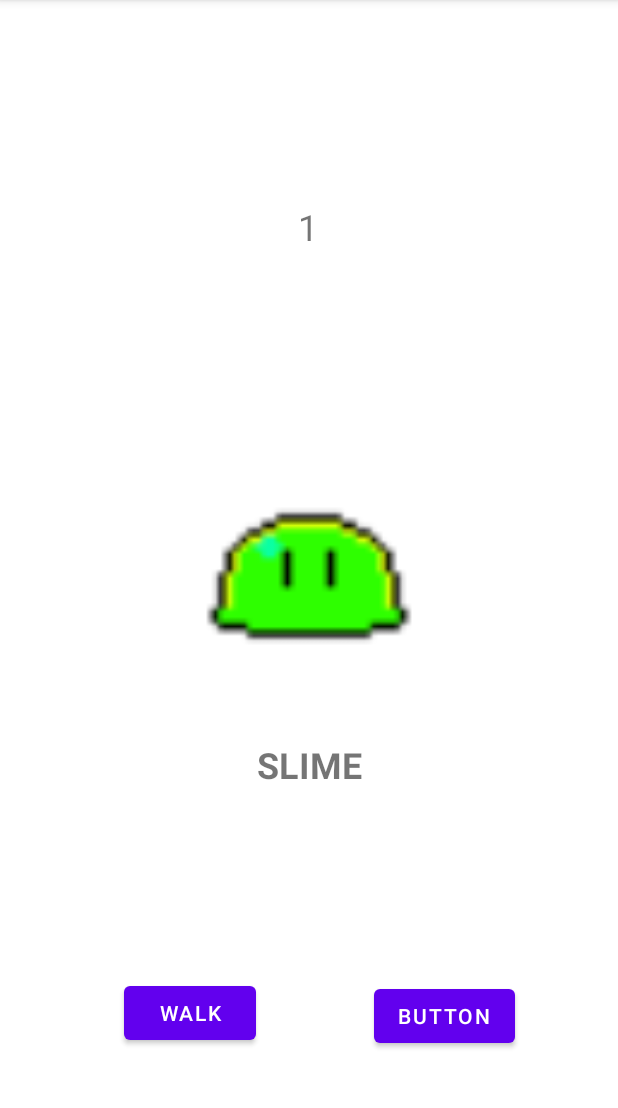
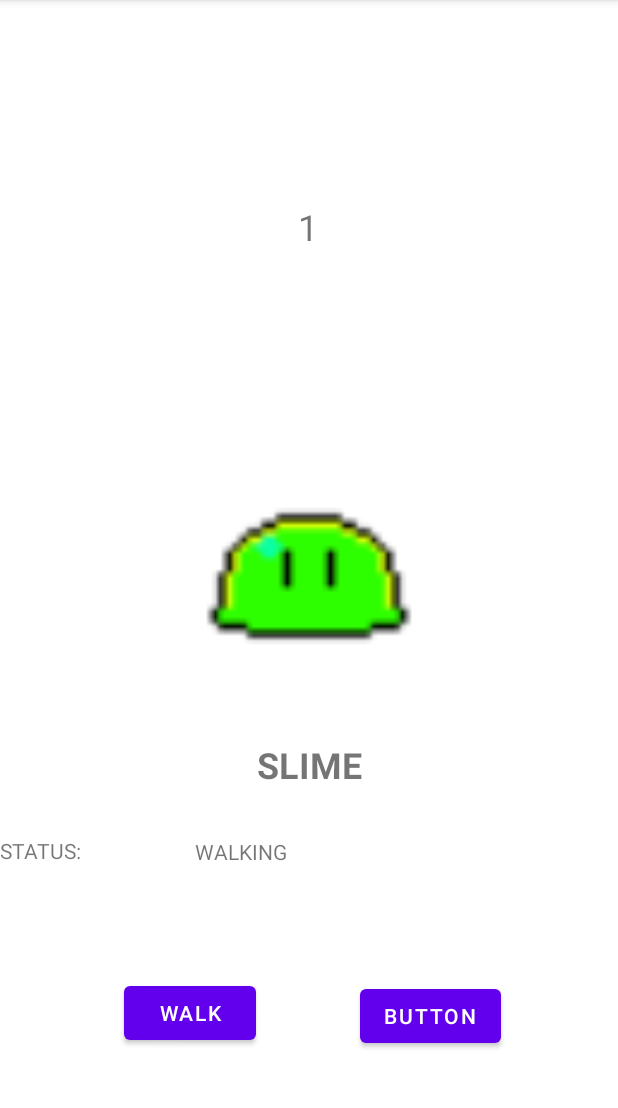
Before and after one commit to johnclark96/ImprovePets, an Android app: the screen it shows after launch (MainActivity), on a phone screen of 412 x 824 dp, the part 84-1192 px from its top. Run offline under Robolectric (Android 15) with nearby library versions, the phone set to English and light mode, and no system bars.

Commit message:
Added a Status for the Avatar

```diff
--- a/app/src/main/java/com/github/johnclark96/improvepets/MainActivity.kt
+++ b/app/src/main/java/com/github/johnclark96/improvepets/MainActivity.kt
@@ -7,6 +7,8 @@ class MainActivity : AppCompatActivity() {
     override fun onCreate(savedInstanceState: Bundle?) {
         super.onCreate(savedInstanceState)
         setContentView(R.layout.activity_main)
+
+        avatarAnim()
     }
 
     val anim = Dice(6)
@@ -43,7 +45,7 @@ class Dice (private val numberAnims: Int) {
 
     //Random Dice Roll and Return Result
     fun roll(): Int {
-        return 1++;
+        return (1..numberAnims).random();
     }
 
 }
--- a/app/src/main/res/layout/activity_main.xml
+++ b/app/src/main/res/layout/activity_main.xml
@@ -50,7 +50,7 @@
         android:text="Button"
         app:layout_constraintBottom_toBottomOf="parent"
         app:layout_constraintEnd_toEndOf="parent"
-        app:layout_constraintHorizontal_bias="0.534"
+        app:layout_constraintHorizontal_bias="0.472"
         app:layout_constraintStart_toEndOf="@+id/buttonWalk"
         app:layout_constraintTop_toBottomOf="@+id/textViewName"
         app:layout_constraintVertical_bias="0.657" />
@@ -66,4 +66,28 @@
         app:layout_constraintStart_toStartOf="parent"
         app:layout_constraintTop_toTopOf="parent" />
 
+    <TextView
+        android:id="@+id/textView"
+        android:layout_width="60dp"
+        android:layout_height="20dp"
+        android:layout_marginBottom="28dp"
+        android:text="STATUS:"
+        app:layout_constraintBottom_toTopOf="@+id/buttonWalk"
+        app:layout_constraintTop_toBottomOf="@+id/textViewName"
+        app:layout_constraintVertical_bias="0.405"
+        tools:layout_editor_absoluteX="111dp" />
+
+    <TextView
+        android:id="@+id/textView2"
+        android:layout_width="wrap_content"
+        android:layout_height="19dp"
+        android:layout_marginStart="68dp"
+        android:text="WALKING"
+        app:layout_constraintBottom_toTopOf="@+id/button7"
+        app:layout_constraintEnd_toEndOf="parent"
+        app:layout_constraintHorizontal_bias="0.009"
+        app:layout_constraintStart_toEndOf="@+id/textView"
+        app:layout_constraintTop_toBottomOf="@+id/imageViewPet"
+        app:layout_constraintVertical_bias="0.554" />
+
 </androidx.constraintlayout.widget.ConstraintLayout>
```
